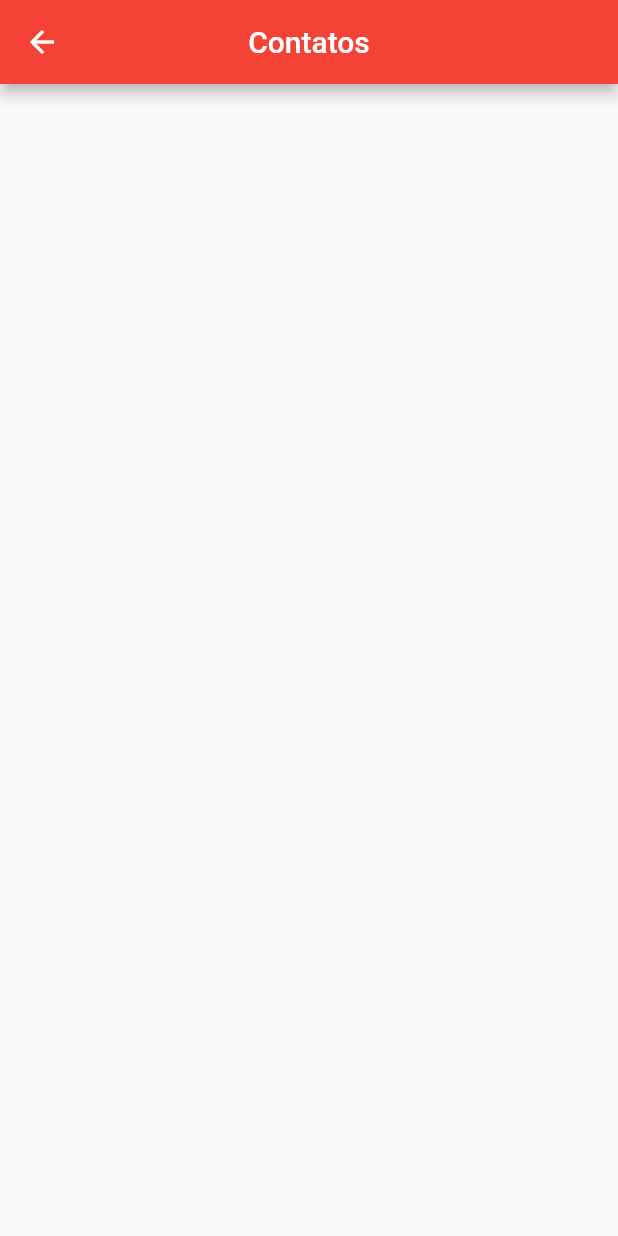
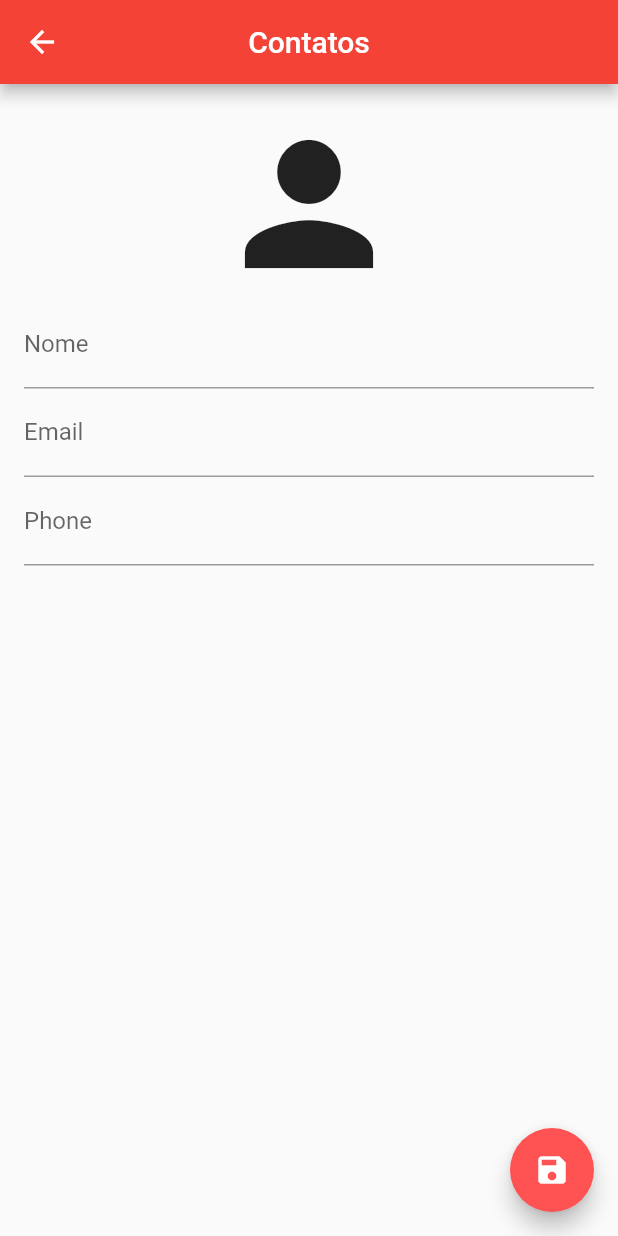
Before and after one commit to DouglasLeal/flutter-agenda-contatos-udemy-daniel-ciolfi, a Flutter app: the FormPage screen opened directly, on a phone screen of 412 x 824 dp. Run offline on Flutter 3.47's test engine with Material 2 defaults, Android fonts, the phone set to English and light mode, and no system bars.

Commit message:
Contato - modelo criado

```diff
--- /dev/null
+++ b/lib/models/contato.dart
@@ -0,0 +1,35 @@
+class Contato{
+  int? id;
+  String? nome;
+  String? email;
+  String? telefone;
+  String? imagem;
+
+  Contato.fromMap(Map map){
+    id = map['id'];
+    nome = map['nome'];
+    email = map['email'];
+    telefone = map['telefone'];
+    imagem = map['imagem'];
+  }
+
+  Map toMap(){
+    Map<String, dynamic> map = {
+      "nome": nome,
+      "email": email,
+      "telefone": telefone,
+      "imagem": imagem
+    };
+
+    if(id != null){
+      map['id'] = id;
+    }
+
+    return map;
+  }
+
+  @override
+  String toString() {
+    return "Contato(id: $id, nome: $nome, email: $email, telefone: $telefone, imagem: $imagem)";
+  }
+}
--- a/lib/pages/form_page.dart
+++ b/lib/pages/form_page.dart
@@ -15,6 +15,27 @@ class _FormPageState extends State<FormPage> {
         title: const Text("Contatos"),
         centerTitle: true,
       ),
+      floatingActionButton: FloatingActionButton(
+        child: const Icon(Icons.save),
+        onPressed: () {},
+      ),
+      body: SingleChildScrollView(
+        padding: const EdgeInsets.all(16),
+        child: Column(
+          children: [
+            Icon(Icons.person, size: 128,),
+            TextField(decoration: InputDecoration(
+              labelText: "Nome"
+            ),),
+            TextField(decoration: InputDecoration(
+                labelText: "Email"
+            ),),
+            TextField(decoration: InputDecoration(
+                labelText: "Phone"
+            ),),
+          ],
+        ),
+      ),
     );
   }
 }
```
